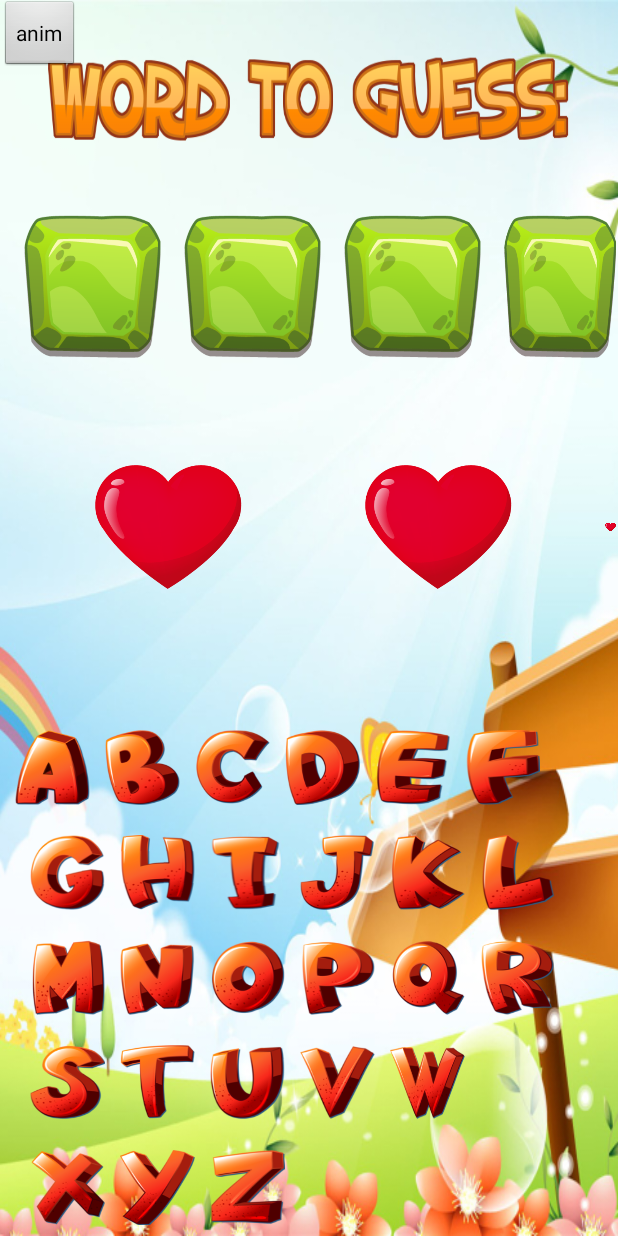
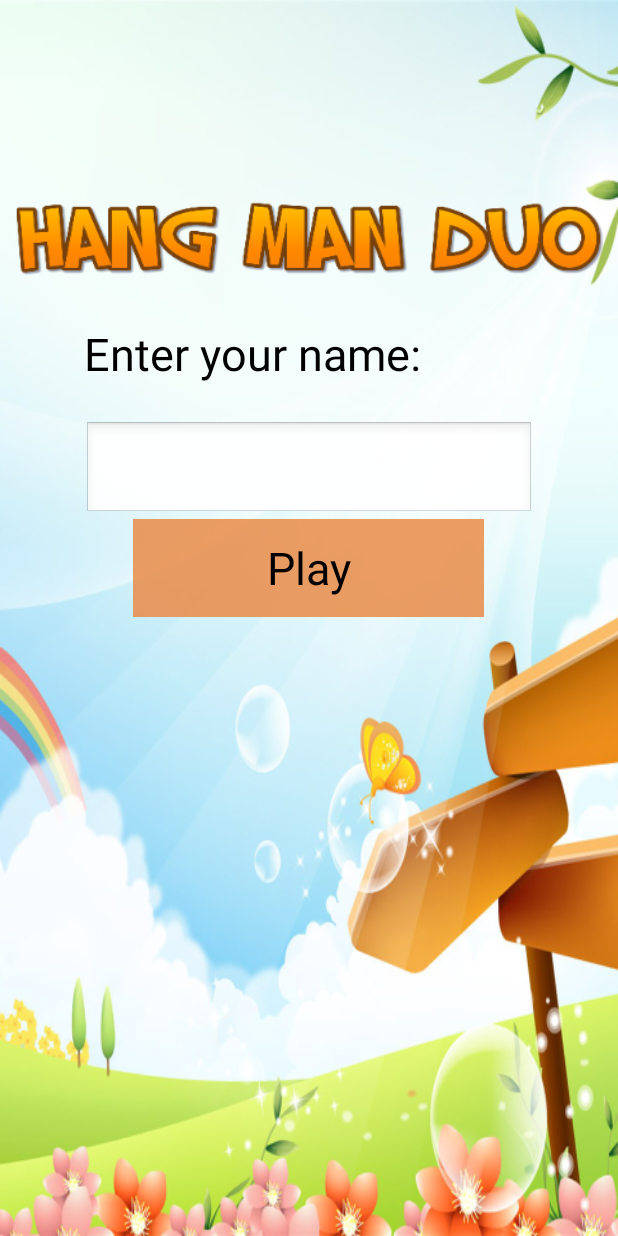
Before and after one commit to farsabbutt/Hangman-game-Java-android, an Android app: the screen it shows after launch (Game before the commit, PlayerName after it), after a tap on an icon or button, on a phone screen of 412 x 824 dp. Run offline under Robolectric (Android 15) with nearby library versions, the phone set to English and light mode, and no system bars.

Commit message:
Added Player name activity

```diff
--- a/app/src/main/AndroidManifest.xml
+++ b/app/src/main/AndroidManifest.xml
@@ -19,8 +19,9 @@
             </intent-filter>
         </activity>
         <activity android:name=".MainActivity" />
+        <activity android:name=".PlayerName" />
         <activity android:name=".Game" />
-        <activity android:name=".AnimatedCharacter" />
+        <!--<activity android:name=".AnimatedCharacter" />-->
     </application>
 
 </manifest>
--- a/app/src/main/java/edu/ktu/hangmanduo2/AnimatedCharacter.java
+++ b/app/src/main/java/edu/ktu/hangmanduo2/AnimatedCharacter.java
@@ -42,7 +42,7 @@ public class AnimatedCharacter extends Activity{
 
         // load bitmap from assets
        // Bitmap birdBmp = getBitmapFromAssets(this, "grossini_dance.png");
-        Bitmap birdBmp = BitmapFactory.decodeResource(getResources(), R.drawable.grossini_dance);
+        Bitmap birdBmp = null;
 
         if (birdBmp != null) {
             // cut bitmaps from bird bmp to array of bitmaps
--- a/app/src/main/java/edu/ktu/hangmanduo2/MainActivity.java
+++ b/app/src/main/java/edu/ktu/hangmanduo2/MainActivity.java
@@ -25,7 +25,7 @@ public class MainActivity extends Activity {
         this.singlePlayerButton.setOnClickListener(new View.OnClickListener() {
             @Override
             public void onClick(View view) {
-                Intent intent = new Intent(MainActivity.this, Game.class);
+                Intent intent = new Intent(MainActivity.this, PlayerName.class);
                 startActivity(intent);
                 finish();
             }
--- /dev/null
+++ b/app/src/main/java/edu/ktu/hangmanduo2/PlayerName.java
@@ -0,0 +1,39 @@
+package edu.ktu.hangmanduo2;
+
+import android.app.Activity;
+import android.content.Intent;
+import android.os.Bundle;
+import android.view.View;
+import android.widget.Button;
+import android.widget.EditText;
+import android.widget.Toast;
+
+public class PlayerName extends Activity {
+    private Button playGameButton;
+    private EditText playerNameInputText;
+    @Override
+    protected void onCreate(Bundle savedInstanceState) {
+        super.onCreate(savedInstanceState);
+        setContentView(R.layout.player_name);
+        setUiElementClickEvents();
+    }
+
+    private void setUiElementClickEvents(){
+        this.playGameButton = (Button) findViewById(R.id.playButton);
+        this.playerNameInputText = (EditText) findViewById(R.id.playerNameTextInput);
+        this.playGameButton.setOnClickListener(new View.OnClickListener() {
+            @Override
+            public void onClick(View v) {
+                String userName = PlayerName.this.playerNameInputText.getText().toString();
+                if(userName.length() == 0) {
+                    Toast.makeText(PlayerName.this, "Please enter a name to play the game", Toast.LENGTH_LONG).show();
+                } else {
+                    Intent intent = new Intent(PlayerName.this, Game.class);
+                    intent.putExtra("userName", userName);
+                    startActivity(intent);
+                    finish();
+                }
+            }
+        });
+    }
+}
--- /dev/null
+++ b/app/src/main/res/layout/player_name.xml
@@ -0,0 +1,51 @@
+<?xml version="1.0" encoding="utf-8"?>
+<RelativeLayout xmlns:android="http://schemas.android.com/apk/res/android"
+    xmlns:app="http://schemas.android.com/apk/res-auto"
+    android:layout_width="match_parent"
+    android:layout_height="match_parent"
+    android:background="@mipmap/bgxxx">
+
+    <ImageButton
+        android:id="@+id/image"
+        android:layout_width="394dp"
+        android:layout_height="65dp"
+        android:adjustViewBounds="true"
+        android:background="@mipmap/logo2"
+        android:scaleType="centerCrop"
+        android:layout_centerHorizontal="true"
+        android:layout_marginBottom="20dp"
+        android:layout_marginTop="130dp"
+        />
+
+    <LinearLayout
+        android:layout_width="match_parent"
+        android:layout_height="match_parent"
+        android:layout_below="@+id/image"
+        android:gravity="center_horizontal"
+        android:orientation="vertical">
+
+        <TextView
+            android:layout_width="300dp"
+            android:layout_height="65dp"
+            android:text="Enter your name:"
+            android:textSize="30dp"
+            android:textColor="#000000"
+            />
+        <EditText
+            android:id="@+id/playerNameTextInput"
+            android:layout_width="300dp"
+            android:layout_height="65dp" />
+
+        <Button
+            android:id="@+id/playButton"
+            android:layout_width="234dp"
+            android:layout_height="65dp"
+            android:text="Play"
+            android:textSize="30dp"
+            android:background="#d3ea8943"
+            />
+
+
+    </LinearLayout>
+
+</RelativeLayout>
```
Also changed, not shown: app/src/main/java/edu/ktu/hangmanduo2/Game.java (+38 -10 lines), app/src/main/res/layout/game.xml (+17 -0 lines), app/src/main/res/assets/grossini_dance.png (deleted).
